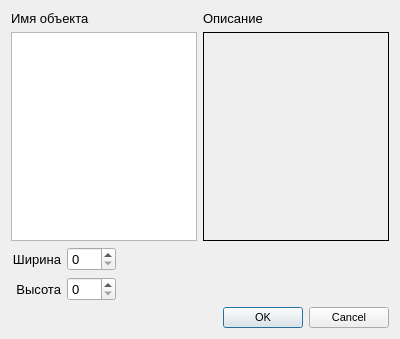
graf-abolmasov/PGraph, file RC/toppropertydialog.ui: the form before one commit.
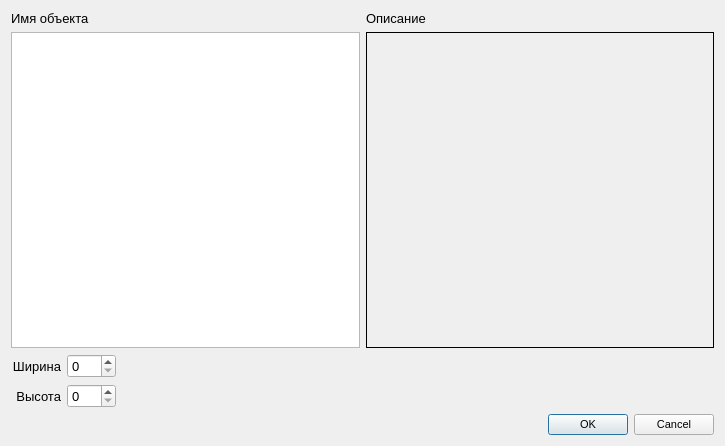
The form after the commit. Icons and pictures are not drawn.

What changed in the file:
```diff
--- a/RC/toppropertydialog.ui
+++ b/RC/toppropertydialog.ui
@@ -6,8 +6,8 @@
    <rect>
     <x>0</x>
     <y>0</y>
-    <width>400</width>
-    <height>339</height>
+    <width>725</width>
+    <height>446</height>
    </rect>
   </property>
   <property name="minimumSize">
```
